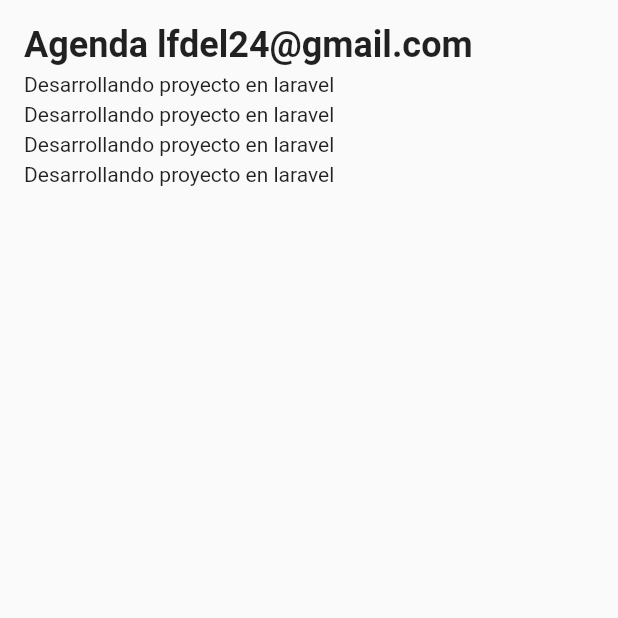
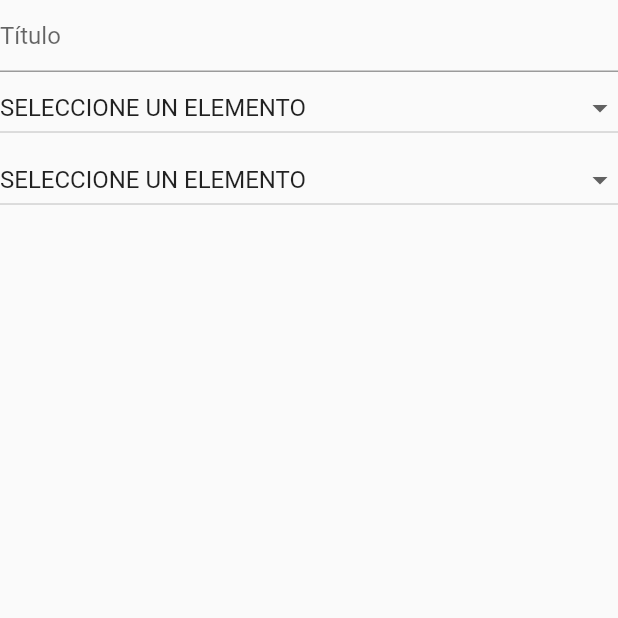
Before and after one commit to lfdel24/-flutter_agenda_estilo_twitch, a Flutter app: the screen it shows after launch, on a phone screen of 412 x 824 dp, the top half of it. Run offline on Flutter 3.47's test engine with Material 2 defaults, Android fonts, the light colour scheme and no system bars.

Commit message:
Creacion del componente de seleccion MyDropdown

```diff
--- /dev/null
+++ b/lib/components/home_page/add_item.dart
@@ -0,0 +1,33 @@
+import 'package:flutter/material.dart';
+import 'package:flutter_agenda_estilo_twitch/util/my_dropdown.dart';
+
+class AddItem extends StatelessWidget {
+  @override
+  Widget build(BuildContext context) {
+    return Container(
+      width: 600,
+      height: 600,
+      child: Column(
+        children: [
+          TextField(
+            decoration: InputDecoration(hintText: "Título"),
+          ),
+          MyDropdown(items: [
+            "SELECCIONE UN ELEMENTO",
+            "Ciencia y tecnoloía",
+            "Gameplays",
+            "Musíca",
+          ]),
+          MyDropdown(items: [
+            "SELECCIONE UN ELEMENTO",
+            "Lunes",
+            "Martes",
+            "Míercoles",
+            "jueves",
+            "Viernes",
+          ]),
+        ],
+      ),
+    );
+  }
+}
--- a/lib/main.dart
+++ b/lib/main.dart
@@ -10,10 +10,15 @@
   @override
   Widget build(BuildContext context) {
     return MaterialApp(
+      debugShowCheckedModeBanner: false,
       title: 'Flutter Agenda | lfdel24@gmail.com',
       theme: ThemeData(
-        primarySwatch: Colors.blue,
-      ),
+          primarySwatch: Colors.blue,
+          textTheme: TextTheme(
+              headline1: TextStyle(
+                  color: Colors.white,
+                  fontSize: 20,
+                  fontWeight: FontWeight.bold))),
       home: HomePage(),
     );
   }
--- /dev/null
+++ b/lib/util/my_color.dart
@@ -0,0 +1,6 @@
+import 'package:flutter/material.dart';
+
+class Mycolor {
+  static Color black54 = Colors.black54;
+  static Color black87 = Colors.black87;
+}
--- /dev/null
+++ b/lib/util/my_dropdown.dart
@@ -0,0 +1,32 @@
+import 'package:flutter/material.dart';
+
+class MyDropdown extends StatelessWidget {
+  final List<String> items;
+  final itemSelected = ValueNotifier("");
+
+  MyDropdown({Key? key, required this.items}) : super(key: key);
+
+  @override
+  Widget build(BuildContext context) {
+    this.itemSelected.value = this.items[0];
+    return ValueListenableBuilder(
+      valueListenable: this.itemSelected,
+      builder: (_, value, widget) => DropdownButton(
+        isExpanded: true,
+        value: value,
+        onChanged: (dynamic value) {
+          this.itemSelected.value = value;
+          print(this.itemSelected.value);
+        },
+        items: [
+          ...this.items.map(
+                (el) => DropdownMenuItem(
+                  value: el,
+                  child: Text(el),
+                ),
+              )
+        ],
+      ),
+    );
+  }
+}
```
Also changed, not shown: lib/components/home_page/home_page.dart (+44 -7 lines).
